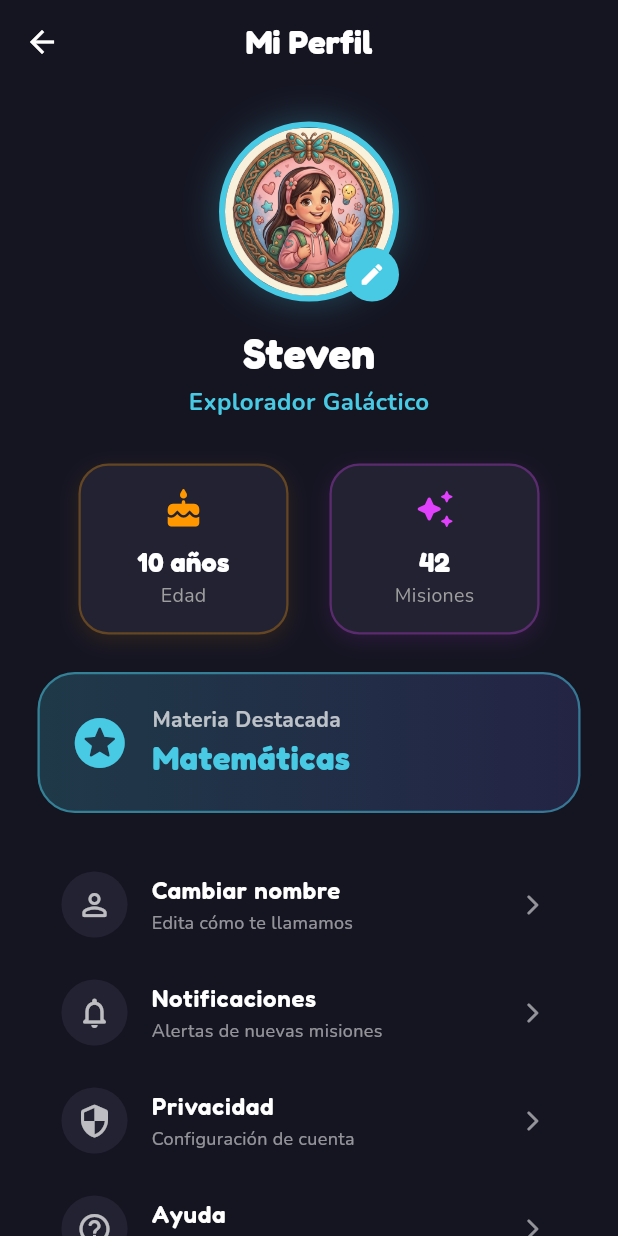
After one commit to STEVEN7-WEB/Eduplay, a Flutter app: the ProfileSettingsScreen screen opened directly, on a phone screen of 412 x 824 dp. The commit adds this screen. Run offline on Flutter 3.47's test engine with Material 3 defaults, Android fonts, the phone set to English and light mode, and no system bars; our stand-ins replace connectivity_plus, google_fonts, shared_preferences, video_player; missing offline and left inert: postgres; accounts and stored records are empty.

Commit message:
opciones de perfil

```diff
--- a/mobile_app/lib/screens/home/home_screen.dart
+++ b/mobile_app/lib/screens/home/home_screen.dart
@@ -1,9 +1,10 @@
 import 'package:flutter/material.dart';
 import 'package:shared_preferences/shared_preferences.dart';
 import 'package:google_fonts/google_fonts.dart';
-import '../../main.dart';
+import '../../main.dart'; // Importante para acceder a themeNotifier
 import '../game/test_screen.dart';
 import '../auth/login_screen.dart';
+import '../profile/profile_settings_screen.dart'; // <--- IMPORTACIÓN DEL NUEVO PERFIL
 
 class HomeScreen extends StatefulWidget {
   const HomeScreen({super.key});
@@ -53,7 +54,7 @@ class _HomeScreenState extends State<HomeScreen> {
 
   @override
   Widget build(BuildContext context) {
-    // Paleta dinámica con énfasis en el neón para modo oscuro
+    // --- PALETA DE COLORES DINÁMICA ---
     final bgColor = _isDarkMode ? const Color(0xFF151522) : const Color(0xFFF4F6F9);
     final cardColor = _isDarkMode ? const Color(0xFF222232) : Colors.white;
     final primaryTextColor = _isDarkMode ? Colors.white : const Color(0xFF1E1E2E);
@@ -61,7 +62,7 @@ class _HomeScreenState extends State<HomeScreen> {
     final borderColor = _isDarkMode ? const Color(0xFF333344) : Colors.grey.shade300;
     final titleNeonColor = _isDarkMode ? const Color(0xFF48CAE4) : const Color(0xFF0096C7);
 
-    // Lista de misiones para generar la grilla dinámicamente
+    // Lista de misiones
     final misiones = [
       {'key': 'math', 'title': 'Matemáticas', 'emoji': '🔢', 'color': const Color(0xFFFF6B6B)},
       {'key': 'memory', 'title': 'Memoria', 'emoji': '🧠', 'color': const Color(0xFF4ECDC4)},
@@ -77,7 +78,6 @@ class _HomeScreenState extends State<HomeScreen> {
       backgroundColor: bgColor,
       floatingActionButtonLocation: FloatingActionButtonLocation.centerFloat,
       floatingActionButton: TweenAnimationBuilder(
-        // Animación de entrada para el Dock flotante (Sube desde abajo)
         tween: Tween<double>(begin: 50, end: 0),
         duration: const Duration(milliseconds: 800),
         curve: Curves.easeOutCubic,
@@ -124,6 +124,8 @@ class _HomeScreenState extends State<HomeScreen> {
                       ],
                     ),
                     const Spacer(),
+
+                    // Botones superiores
                     _buildTopIcon(
                       icon: _isDarkMode ? Icons.light_mode_rounded : Icons.dark_mode_rounded,
                       color: _isDarkMode ? const Color(0xFFFFD93D) : const Color(0xFF5E60CE),
@@ -138,19 +140,33 @@ class _HomeScreenState extends State<HomeScreen> {
                       onTap: _cerrarSesion,
                     ),
                     const SizedBox(width: 12),
-                    // Avatar con leve resplandor
-                    Container(
+
+                    // --- AVATAR INTERACTIVO QUE LLEVA AL PERFIL ---
+                    InkWell(
+                      onTap: () {
+                        Navigator.push(
+                          context,
+                          MaterialPageRoute(builder: (context) => const ProfileSettingsScreen()),
+                        );
+                      },
+                      borderRadius: BorderRadius.circular(30),
+                      child: Container(
                         width: 55, height: 55,
                         decoration: BoxDecoration(
                           shape: BoxShape.circle,
                           border: Border.all(color: const Color(0xFF9D4EDD), width: 2),
                           boxShadow: [
-                          BoxShadow(color: const Color(0xFF9D4EDD).withOpacity(_isDarkMode ? 0.6 : 0.2), blurRadius: 15, offset: const Offset(0, 4))
+                            BoxShadow(
+                              color: const Color(0xFF9D4EDD).withOpacity(_isDarkMode ? 0.6 : 0.2),
+                              blurRadius: 15,
+                              offset: const Offset(0, 4)
+                            )
                           ]
                         ),
                         child: CircleAvatar(
                           backgroundColor: cardColor,
                           backgroundImage: AssetImage(_userAvatar),
+                        ),
                       ),
                     ),
                   ],
@@ -167,7 +183,7 @@ class _HomeScreenState extends State<HomeScreen> {
               ),
             ),
 
-            // --- GRILLA DE ACTIVIDADES CON ANIMACIÓN ESCALONADA ---
+            // --- GRILLA DE ACTIVIDADES ---
             Expanded(
               child: GridView.builder(
                 padding: const EdgeInsets.only(left: 20, right: 20, top: 10, bottom: 110),
@@ -182,15 +198,11 @@ class _HomeScreenState extends State<HomeScreen> {
                 itemBuilder: (context, index) {
                   final mision = misiones[index];
                   return TweenAnimationBuilder(
-                    // Retraso dinámico basado en el índice para efecto cascada
                     tween: Tween<double>(begin: 0, end: 1),
                     duration: Duration(milliseconds: 400 + (index * 100)),
                     curve: Curves.easeOutBack,
                     builder: (context, scaleValue, child) {
-                      return Transform.scale(
-                        scale: scaleValue,
-                        child: child,
-                      );
+                      return Transform.scale(scale: scaleValue, child: child);
                     },
                     child: _BouncingActivityCard(
                       subjectKey: mision['key'] as String,
@@ -211,7 +223,6 @@ class _HomeScreenState extends State<HomeScreen> {
     );
   }
 
-  // Refactor de los botones superiores
   Widget _buildTopIcon({required IconData icon, required Color color, required Color cardColor, required VoidCallback onTap}) {
     return Container(
       decoration: BoxDecoration(
@@ -219,10 +230,7 @@ class _HomeScreenState extends State<HomeScreen> {
         shape: BoxShape.circle,
         border: Border.all(color: color.withOpacity(0.5), width: 1.5),
       ),
-      child: IconButton(
-        onPressed: onTap,
-        icon: Icon(icon, color: color, size: 22)
-      ),
+      child: IconButton(onPressed: onTap, icon: Icon(icon, color: color, size: 22)),
     );
   }
 
@@ -278,12 +286,62 @@ class _HomeScreenState extends State<HomeScreen> {
   }
 
   void _mostrarModal(String titulo, String mensaje, Color colorNeon) {
-    // ... Tu código actual de _mostrarModal se mantiene exactamente igual ...
-    // (Lo omito para no saturar, pero mantén el que ya tenías)
+    final modalBgColor = _isDarkMode ? const Color(0xFF222232) : Colors.white;
+    final modalTextColor = _isDarkMode ? Colors.white70 : Colors.black87;
+
+    showDialog(
+      context: context,
+      builder: (context) {
+        return AlertDialog(
+          backgroundColor: modalBgColor,
+          shape: RoundedRectangleBorder(
+            borderRadius: BorderRadius.circular(30),
+            side: BorderSide(color: colorNeon.withOpacity(0.5), width: 2)
+          ),
+          title: Text(
+            titulo,
+            textAlign: TextAlign.center,
+            style: GoogleFonts.fredoka(color: colorNeon, fontSize: 24, fontWeight: FontWeight.bold)
+          ),
+          content: Column(
+            mainAxisSize: MainAxisSize.min,
+            children: [
+              Container(
+                padding: const EdgeInsets.all(20),
+                decoration: BoxDecoration(
+                  color: colorNeon.withOpacity(0.1),
+                  shape: BoxShape.circle,
+                ),
+                child: Icon(Icons.auto_awesome_rounded, size: 50, color: colorNeon),
+              ),
+              const SizedBox(height: 20),
+              Text(
+                mensaje,
+                textAlign: TextAlign.center,
+                style: GoogleFonts.nunito(color: modalTextColor, fontSize: 18, fontWeight: FontWeight.w600)
+              ),
+            ],
+          ),
+          actionsAlignment: MainAxisAlignment.center,
+          actions: [
+            ElevatedButton(
+              style: ElevatedButton.styleFrom(
+                backgroundColor: colorNeon,
+                foregroundColor: const Color(0xFF151522),
+                padding: const EdgeInsets.symmetric(horizontal: 30, vertical: 12),
+                shape: RoundedRectangleBorder(borderRadius: BorderRadius.circular(20))
+              ),
+              onPressed: () => Navigator.pop(context),
+              child: Text("¡Genial!", style: GoogleFonts.fredoka(fontWeight: FontWeight.bold, fontSize: 18)),
+            )
+          ],
+        );
+      }
+    );
   }
 }
 
-// --- NUEVO WIDGET: TARJETA CON EFECTO REBOTE ---
+// --- WIDGET PARA LAS TARJETAS REBOTANTES ---
 class _BouncingActivityCard extends StatefulWidget {
   final String subjectKey;
   final String title;
@@ -310,13 +368,10 @@ class _BouncingActivityCard extends StatefulWidget {
 class _BouncingActivityCardState extends State<_BouncingActivityCard> with SingleTickerProviderStateMixin {
   double _scale = 1.0;
 
-  void _onTapDown(TapDownDetails details) {
-    setState(() => _scale = 0.93); // Se encoge ligeramente al presionar
-  }
+  void _onTapDown(TapDownDetails details) => setState(() => _scale = 0.93);
 
-  void _onTapUp(TapUpDetails details) {
-    setState(() => _scale = 1.0); // Vuelve a su tamaño
-    // Navegamos con un ligero retraso para permitir que termine la animación visual
+  void _onTapUp(TapDownDetails) {
+    setState(() => _scale = 1.0);
     Future.delayed(const Duration(milliseconds: 150), () {
       if (mounted) {
         Navigator.push(
@@ -327,9 +382,7 @@ class _BouncingActivityCardState extends State<_BouncingActivityCard> with Singl
     });
   }
 
-  void _onTapCancel() {
-    setState(() => _scale = 1.0);
-  }
+  void _onTapCancel() => setState(() => _scale = 1.0);
 
   @override
   Widget build(BuildContext context) {
@@ -339,7 +392,7 @@ class _BouncingActivityCardState extends State<_BouncingActivityCard> with Singl
       onTapCancel: _onTapCancel,
       child: AnimatedScale(
         scale: _scale,
-        duration: const Duration(milliseconds: 100), // Velocidad del rebote
+        duration: const Duration(milliseconds: 100),
         curve: Curves.easeInOut,
         child: Container(
           decoration: BoxDecoration(
@@ -348,7 +401,6 @@ class _BouncingActivityCardState extends State<_BouncingActivityCard> with Singl
             border: Border.all(color: widget.accentColor.withOpacity(0.4), width: 1.5),
             boxShadow: [
               BoxShadow(
-                // Mayor intensidad de resplandor en modo oscuro
                 color: widget.accentColor.withOpacity(widget.isDarkMode ? 0.25 : 0.08),
                 blurRadius: widget.isDarkMode ? 20 : 15,
                 offset: const Offset(0, 5)
@@ -360,10 +412,7 @@ class _BouncingActivityCardState extends State<_BouncingActivityCard> with Singl
             children: [
               Container(
                 padding: const EdgeInsets.all(16),
-                decoration: BoxDecoration(
-                  color: widget.accentColor.withOpacity(0.15),
-                  shape: BoxShape.circle,
-                ),
+                decoration: BoxDecoration(color: widget.accentColor.withOpacity(0.15), shape: BoxShape.circle),
                 child: Text(widget.emoji, style: const TextStyle(fontSize: 35)),
               ),
               const SizedBox(height: 15),
--- /dev/null
+++ b/mobile_app/lib/screens/profile/profile_settings_screen.dart
@@ -0,0 +1,218 @@
+import 'package:flutter/material.dart';
+import 'package:google_fonts/google_fonts.dart';
+// import 'package:shared_preferences/shared_preferences.dart'; // Descomenta si vas a usar SharedPreferences aquí
+
+class ProfileSettingsScreen extends StatefulWidget {
+  const ProfileSettingsScreen({super.key});
+
+  @override
+  State<ProfileSettingsScreen> createState() => _ProfileSettingsScreenState();
+}
+
+class _ProfileSettingsScreenState extends State<ProfileSettingsScreen> {
+  // Variables de ejemplo para el perfil
+  final String _name = "Steven";
+  final int _age = 10;
+  final String _featuredSubject = "Matemáticas";
+  final int _missionsDone = 42;
+  final String _level = "Explorador Galáctico";
+
+  @override
+  Widget build(BuildContext context) {
+    final bool isDark = Theme.of(context).brightness == Brightness.dark;
+    final Color accentColor = const Color(0xFF48CAE4); // Cian Neón
+    final Color bgColor = isDark ? const Color(0xFF151522) : const Color(0xFFF4F6F9);
+
+    return Scaffold(
+      backgroundColor: bgColor,
+      appBar: AppBar(
+        backgroundColor: Colors.transparent,
+        elevation: 0,
+        iconTheme: IconThemeData(color: isDark ? Colors.white : Colors.black),
+        title: Text(
+          "Mi Perfil",
+          style: GoogleFonts.fredoka(
+            fontWeight: FontWeight.bold,
+            color: isDark ? Colors.white : Colors.black
+          )
+        ),
+        centerTitle: true,
+      ),
+      body: SingleChildScrollView(
+        physics: const BouncingScrollPhysics(),
+        padding: const EdgeInsets.all(25),
+        child: Column(
+          children: [
+            // --- HEADER DE PERFIL ---
+            Center(
+              child: Stack(
+                alignment: Alignment.bottomRight,
+                children: [
+                  Container(
+                    width: 120, height: 120,
+                    decoration: BoxDecoration(
+                      shape: BoxShape.circle,
+                      border: Border.all(color: accentColor, width: 4),
+                      boxShadow: [
+                        BoxShadow(color: accentColor.withOpacity(isDark ? 0.3 : 0.1), blurRadius: 20)
+                      ]
+                    ),
+                    child: const CircleAvatar(
+                      backgroundImage: AssetImage('assets/avatars/avatar1.png'), // Asegúrate de que la ruta exista
+                      backgroundColor: Colors.transparent,
+                    ),
+                  ),
+                  // Botón para cambiar avatar
+                  CircleAvatar(
+                    backgroundColor: accentColor,
+                    radius: 18,
+                    child: const Icon(Icons.edit_rounded, color: Colors.white, size: 18),
+                  )
+                ],
+              ),
+            ),
+            const SizedBox(height: 15),
+            Text(
+              _name,
+              style: GoogleFonts.fredoka(
+                fontSize: 28,
+                fontWeight: FontWeight.bold,
+                color: isDark ? Colors.white : Colors.black
+              )
+            ),
+            Text(_level, style: GoogleFonts.nunito(color: accentColor, fontWeight: FontWeight.w700, fontSize: 16)),
+
+            const SizedBox(height: 30),
+
+            // --- SECCIÓN DE ESTADÍSTICAS ---
+            Row(
+              mainAxisAlignment: MainAxisAlignment.spaceEvenly,
+              children: [
+                _buildStatCard("Edad", "$_age años", Icons.cake_rounded, Colors.orange, isDark),
+                _buildStatCard("Misiones", "$_missionsDone", Icons.auto_awesome_rounded, Colors.purpleAccent, isDark),
+              ],
+            ),
+
+            const SizedBox(height: 25),
+
+            // --- APARTADO DE MATERIA DESTACADA ---
+            _buildFeaturedSubjectCard(_featuredSubject, isDark),
+
+            const SizedBox(height: 25),
+
+            // --- LISTA DE OPCIONES / CONFIGURACIÓN ---
+            _buildSettingItem(Icons.person_outline_rounded, "Cambiar nombre", "Edita cómo te llamamos", isDark),
+            _buildSettingItem(Icons.notifications_none_rounded, "Notificaciones", "Alertas de nuevas misiones", isDark),
+            _buildSettingItem(Icons.security_rounded, "Privacidad", "Configuración de cuenta", isDark),
+            _buildSettingItem(Icons.help_outline_rounded, "Ayuda", "Soporte técnico de App Tec", isDark),
+
+            const SizedBox(height: 40),
+
+            // Versión de la app
+            Text("D.A.E.A Studio - v1.0.2", style: GoogleFonts.nunito(color: Colors.grey, fontSize: 12)),
+          ],
+        ),
+      ),
+    );
+  }
+
+  Widget _buildStatCard(String label, String value, IconData icon, Color color, bool isDark) {
+    return Container(
+      width: 140,
+      padding: const EdgeInsets.all(15),
+      decoration: BoxDecoration(
+        color: isDark ? const Color(0xFF222232) : Colors.white,
+        borderRadius: BorderRadius.circular(20),
+        border: Border.all(color: color.withOpacity(0.3), width: 1.5),
+        boxShadow: [
+          BoxShadow(
+            color: color.withOpacity(isDark ? 0.1 : 0.05),
+            blurRadius: 10,
+            offset: const Offset(0, 4),
+          )
+        ]
+      ),
+      child: Column(
+        children: [
+          Icon(icon, color: color, size: 28),
+          const SizedBox(height: 8),
+          Text(
+            value,
+            style: GoogleFonts.fredoka(
+              fontSize: 18,
+              fontWeight: FontWeight.bold,
+              color: isDark ? Colors.white : Colors.black
+            )
+          ),
+          Text(label, style: GoogleFonts.nunito(color: Colors.grey, fontSize: 13)),
+        ],
+      ),
+    );
+  }
+
+  Widget _buildFeaturedSubjectCard(String subject, bool isDark) {
+    return Container(
+      width: double.infinity,
+      padding: const EdgeInsets.all(20),
+      decoration: BoxDecoration(
+        gradient: LinearGradient(
+          colors: isDark ? [const Color(0xFF48CAE4).withOpacity(0.2), const Color(0xFF5E60CE).withOpacity(0.2)]
+                         : [Colors.cyan.shade50, Colors.indigo.shade50],
+        ),
+        borderRadius: BorderRadius.circular(25),
+        border: Border.all(color: const Color(0xFF48CAE4).withOpacity(0.5), width: 1.5),
+      ),
+      child: Row(
+        children: [
+          const Icon(Icons.stars_rounded, color: Color(0xFF48CAE4), size: 40),
+          const SizedBox(width: 15),
+          Column(
+            crossAxisAlignment: CrossAxisAlignment.start,
+            children: [
+              Text(
+                "Materia Destacada",
+                style: GoogleFonts.nunito(
+                  fontWeight: FontWeight.bold,
+                  fontSize: 14,
+                  color: isDark ? Colors.white70 : Colors.black54
+                )
+              ),
+              Text(subject, style: GoogleFonts.fredoka(fontSize: 22, fontWeight: FontWeight.bold, color: const Color(0xFF48CAE4))),
+            ],
+          ),
+        ],
+      ),
+    );
+  }
+
+  Widget _buildSettingItem(IconData icon, String title, String subtitle, bool isDark) {
+    return ListTile(
+      leading: Container(
+        padding: const EdgeInsets.all(10),
+        decoration: BoxDecoration(
+          color: isDark ? const Color(0xFF222232) : Colors.grey.shade100,
+          shape: BoxShape.circle,
+        ),
+        child: Icon(icon, color: isDark ? Colors.white70 : Colors.grey.shade700),
+      ),
+      title: Text(
+        title,
+        style: GoogleFonts.fredoka(
+          fontWeight: FontWeight.w600,
+          color: isDark ? Colors.white : Colors.black87
+        )
+      ),
+      subtitle: Text(
+        subtitle,
+        style: GoogleFonts.nunito(
+          fontSize: 12,
+          color: isDark ? Colors.white54 : Colors.black54
+        )
+      ),
+      trailing: Icon(Icons.arrow_forward_ios_rounded, size: 16, color: isDark ? Colors.white54 : Colors.grey),
+      onTap: () {
+        // Lógica para abrir cada configuración en el futuro
+      },
+    );
+  }
+}
```
Lines whose indentation alone changed are shown as unchanged.
